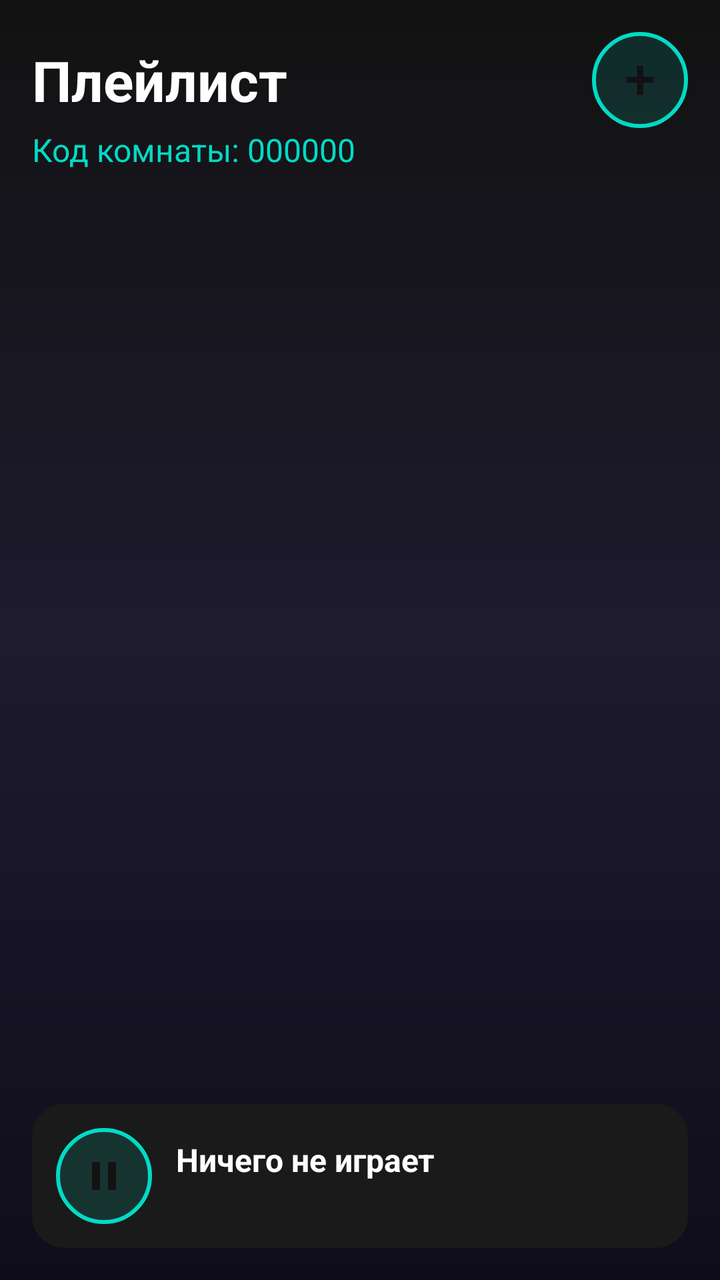
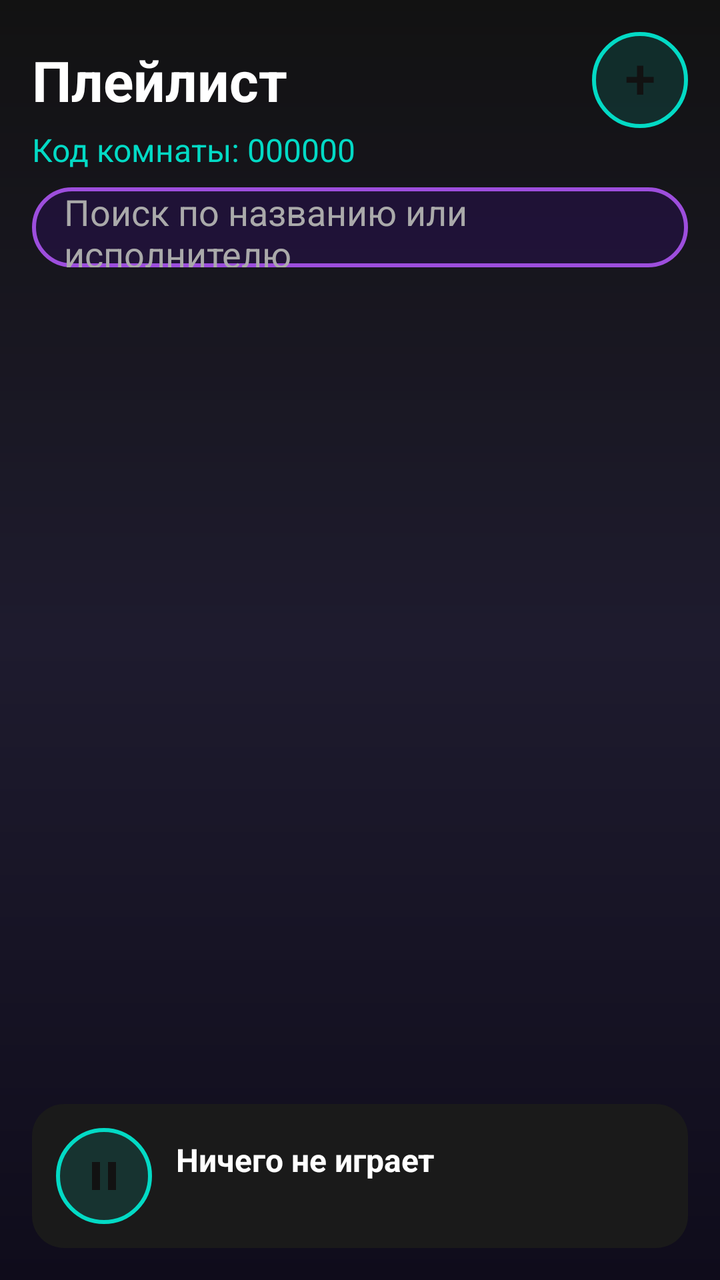

An Android layout rendered at two revisions. The XML below is the earlier revision; the diff shows what the commit changed to produce the second picture.
<!-- AndroidManifest.xml: application theme Theme.AppCompat.NoActionBar -->
<!-- res/layout/activity_playlist.xml -->
<?xml version="1.0" encoding="utf-8"?>
<RelativeLayout xmlns:android="http://schemas.android.com/apk/res/android"
    android:layout_width="match_parent"
    android:layout_height="match_parent"
    android:background="@drawable/bg_gradient"
    android:padding="16dp">

    <LinearLayout
        android:id="@+id/topBar"
        android:layout_width="match_parent"
        android:layout_height="wrap_content"
        android:orientation="horizontal"
        android:gravity="center_vertical"
        android:layout_alignParentTop="true">

        <TextView
            android:layout_width="0dp"
            android:layout_height="wrap_content"
            android:layout_weight="1"
            android:text="Плейлист"
            android:textSize="28sp"
            android:textStyle="bold"
            android:textColor="#FFFFFF" />

        <Button
            android:id="@+id/btnAddTrack"
            android:layout_width="48dp"
            android:layout_height="48dp"
            android:text="+"
            android:textSize="28sp"
            android:textColor="#121212"
            android:background="@drawable/btn_neon_cyan"
            android:stateListAnimator="@null"
            android:padding="0dp"
            android:includeFontPadding="false"
            android:gravity="center"/>
    </LinearLayout>

    <TextView
        android:id="@+id/tvPlaylistCode"
        android:layout_width="wrap_content"
        android:layout_height="wrap_content"
        android:text="Код комнаты: 000000"
        android:textSize="16sp"
        android:textColor="#03DAC5"
        android:layout_below="@id/topBar"
        android:layout_marginBottom="16dp" />

    <ListView
        android:id="@+id/lvTracks"
        android:layout_width="match_parent"
        android:layout_height="match_parent"
        android:layout_below="@id/tvPlaylistCode"
        android:layout_above="@id/bottomPlayer"
        android:divider="#333333"
        android:dividerHeight="1dp"
        android:paddingBottom="8dp"/>

    
    <LinearLayout
        android:id="@+id/bottomPlayer"
        android:layout_width="match_parent"
        android:layout_height="wrap_content"
        android:orientation="horizontal"
        android:gravity="center_vertical"
        android:layout_alignParentBottom="true"
        android:background="@drawable/bg_track_card"
        android:padding="12dp"
        android:layout_marginTop="8dp"
        android:clickable="true"
        android:focusable="true">

        <ImageButton
            android:id="@+id/btnPlayPause"
            android:layout_width="48dp"
            android:layout_height="48dp"
            android:src="@drawable/ic_pause"
            android:background="@drawable/btn_neon_cyan"
            android:scaleType="centerInside"
            android:layout_marginEnd="12dp"
            android:contentDescription="Play/Pause"/>

        <LinearLayout
            android:layout_width="0dp"
            android:layout_height="wrap_content"
            android:layout_weight="1"
            android:orientation="vertical">

            <TextView
                android:id="@+id/tvNowPlayingTitle"
                android:layout_width="wrap_content"
                android:layout_height="wrap_content"
                android:text="Ничего не играет"
                android:textSize="16sp"
                android:textStyle="bold"
                android:textColor="#FFFFFF"
                android:maxLines="1"
                android:ellipsize="end"/>

            <TextView
                android:id="@+id/tvNowPlayingArtist"
                android:layout_width="wrap_content"
                android:layout_height="wrap_content"
                android:text=""
                android:textSize="12sp"
                android:textColor="#AAAAAA"
                android:maxLines="1"
                android:ellipsize="end"/>
        </LinearLayout>

    </LinearLayout>

</RelativeLayout>
<!-- resources referenced by this layout -->
<resources>
  <!-- drawable bg_gradient (drawable) -->
  <?xml version="1.0" encoding="utf-8"?>
  <shape xmlns:android="http://schemas.android.com/apk/res/android">
      <gradient
          android:angle="270"
          android:startColor="#121212"
          android:centerColor="#1E1B2E"
          android:endColor="#0F0C1B"
          android:type="linear" />
  </shape>
  <!-- drawable bg_track_card (drawable) -->
  <?xml version="1.0" encoding="utf-8"?>
  <shape xmlns:android="http://schemas.android.com/apk/res/android">
      <solid android:color="#1A1A1A"/>
      <corners android:radius="16dp"/>
  </shape>
  <!-- drawable btn_neon_cyan (drawable) -->
  <?xml version="1.0" encoding="utf-8"?>
  <shape xmlns:android="http://schemas.android.com/apk/res/android">
      <solid android:color="#2003DAC5" />
      <stroke android:width="2dp" android:color="#03DAC5" />
      <corners android:radius="30dp" />
  </shape>
  <!-- drawable ic_pause (drawable) -->
  <vector xmlns:android="http://schemas.android.com/apk/res/android"
      android:width="24dp"
      android:height="24dp"
      android:viewportWidth="24"
      android:viewportHeight="24">
      <path
          android:fillColor="#121212"
          android:pathData="M6,19h4V5H6v14zM14,5v14h4V5h-4z"/>
  </vector>
  <style name="Theme.AppCompat.NoActionBar" parent="Theme.AppCompat.Light.NoActionBar">
          <item name="colorPrimary">#6200EE</item>
          <item name="colorPrimaryDark">#3700B3</item>
          <item name="colorAccent">#03DAC5</item>
          <item name="android:windowBackground">#121212</item>
      </style>
</resources>

<!-- the commit's change to res/layout/activity_playlist.xml (unified diff, before → after) -->
@@ -44,19 +44,31 @@
         android:textSize="16sp"
         android:textColor="#03DAC5"
         android:layout_below="@id/topBar"
-        android:layout_marginBottom="16dp" />
+        android:layout_marginBottom="8dp" />
+
+    
+    <EditText
+        android:id="@+id/etSearch"
+        android:layout_width="match_parent"
+        android:layout_height="40dp"
+        android:layout_below="@id/tvPlaylistCode"
+        android:background="@drawable/btn_neon_purple"
+        android:paddingHorizontal="16dp"
+        android:hint="Поиск по названию или исполнителю"
+        android:textColorHint="#AAAAAA"
+        android:textColor="#FFFFFF"
+        android:layout_marginBottom="8dp"/>
 
     <ListView
         android:id="@+id/lvTracks"
         android:layout_width="match_parent"
         android:layout_height="match_parent"
-        android:layout_below="@id/tvPlaylistCode"
+        android:layout_below="@id/etSearch"
         android:layout_above="@id/bottomPlayer"
         android:divider="#333333"
         android:dividerHeight="1dp"
         android:paddingBottom="8dp"/>
 
-    
     <LinearLayout
         android:id="@+id/bottomPlayer"
         android:layout_width="match_parent"
@@ -77,8 +89,7 @@
             android:src="@drawable/ic_pause"
             android:background="@drawable/btn_neon_cyan"
             android:scaleType="centerInside"
-            android:layout_marginEnd="12dp"
-            android:contentDescription="Play/Pause"/>
+            android:layout_marginEnd="12dp"/>
 
         <LinearLayout
             android:layout_width="0dp"
@@ -107,7 +118,5 @@
                 android:maxLines="1"
                 android:ellipsize="end"/>
         </LinearLayout>
-
     </LinearLayout>
-
 </RelativeLayout>
<!-- resource entries referenced after the edit -->
@@ -23,6 +23,13 @@
       <stroke android:width="2dp" android:color="#03DAC5" />
       <corners android:radius="30dp" />
   </shape>
+  <!-- drawable btn_neon_purple (drawable) -->
+  <?xml version="1.0" encoding="utf-8"?>
+  <shape xmlns:android="http://schemas.android.com/apk/res/android">
+      <solid android:color="#206200EE" /> 
+      <stroke android:width="2dp" android:color="#9D4EDD" /> 
+      <corners android:radius="30dp" /> 
+  </shape>
   <!-- drawable ic_pause (drawable) -->
   <vector xmlns:android="http://schemas.android.com/apk/res/android"
       android:width="24dp"
